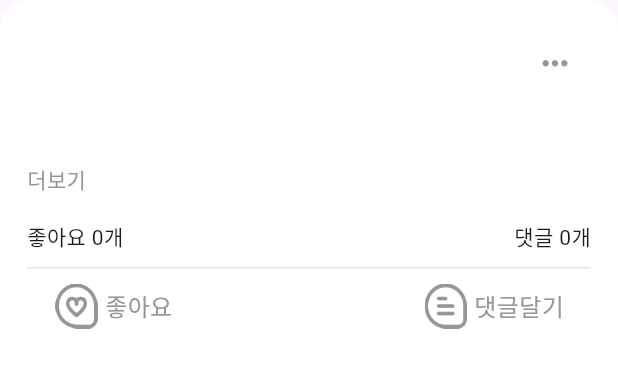
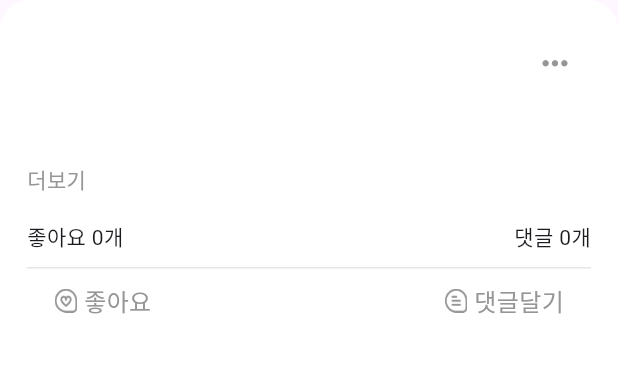
Before and after one commit to Hyeonjeong-JANG/flutter_board, a Flutter app: the ContentBox widget shown alone on an empty page, opened directly with empty values, on a phone screen of 412 x 824 dp. Shown: the top 368 px of the screen. Run offline on Flutter 3.47's test engine with Material 3 defaults, Android fonts, the phone set to English and light mode, and no system bars; our stand-ins replace flutter_riverpod, hooks_riverpod, logger; project files that could hold a hidden picture were left out.

Commit message:
resize icons

```diff
--- a/lib/feature/presentation/widgets/board_home/content_bottom_button.dart
+++ b/lib/feature/presentation/widgets/board_home/content_bottom_button.dart
@@ -21,8 +21,8 @@ class ContentBottomButton extends StatelessWidget {
         children: [
           Image.asset(
             iconPath,
-            width: AppSizes.iconSizeM,
-            height: AppSizes.iconSizeM,
+            width: 16.0,
+            height: 16.0,
           ),
           SizedBox(width: AppSizes.spacingS),
           Text(
--- a/lib/feature/presentation/widgets/board_home/content_box.dart
+++ b/lib/feature/presentation/widgets/board_home/content_box.dart
@@ -64,14 +64,14 @@ class ContentBox extends HookConsumerWidget {
                                   if (content.isManager)
                                     Image.asset(
                                       'assets/icons/crown.png',
-                                      width: AppSizes.iconSizeS,
-                                      height: AppSizes.iconSizeS,
+                                      width: 16.0,
+                                      height: 16.0,
                                     ),
                                   if (content.pinInfo.isPinned)
                                     Image.asset(
                                       'assets/icons/pin.png',
-                                      width: AppSizes.iconSizeS,
-                                      height: AppSizes.iconSizeS,
+                                      width: 16.0,
+                                      height: 16.0,
                                     ),
                                 ],
                               ),
```
